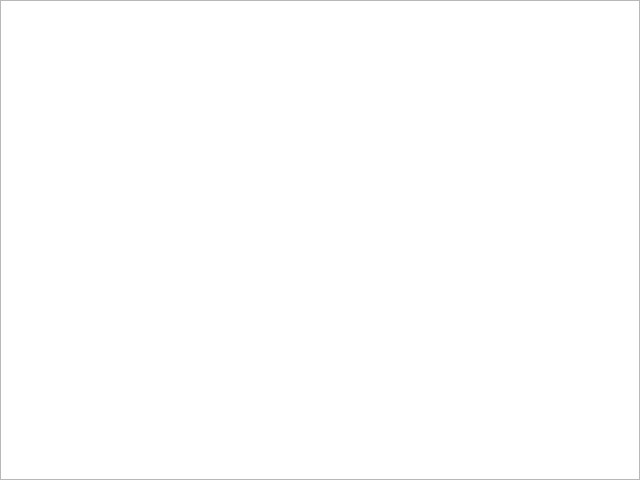
TeamOpenFIRE/OpenFIRE-App, file src/appdebug.ui: the form before one commit.
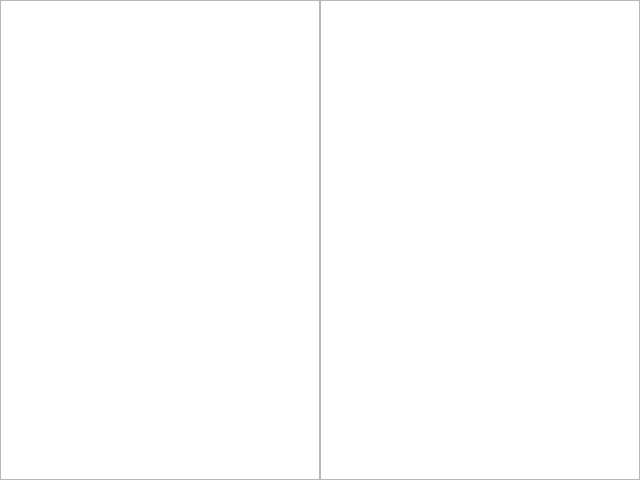
The form after the commit. Icons and pictures are not drawn.

Commit message: Show received data in hex alongside interpreted plaintext

```diff
--- a/src/appdebug.ui
+++ b/src/appdebug.ui
@@ -17,7 +17,7 @@
    <iconset resource="../img/vectors.qrc">
     <normaloff>:/icon/icon.png</normaloff>:/icon/icon.png</iconset>
   </property>
-  <layout class="QVBoxLayout" name="verticalLayout">
+  <layout class="QHBoxLayout" name="horizontalLayout">
    <property name="spacing">
     <number>0</number>
    </property>
@@ -57,7 +57,32 @@
       <string notr="true"/>
      </property>
      <property name="textInteractionFlags">
-      <set>Qt::TextInteractionFlag::TextSelectableByMouse</set>
+      <set>Qt::TextInteractionFlag::NoTextInteraction</set>
+     </property>
+     <property name="placeholderText">
+      <string notr="true"/>
+     </property>
+    </widget>
+   </item>
+   <item>
+    <widget class="QPlainTextEdit" name="hex">
+     <property name="font">
+      <font>
+       <family>Monospace</family>
+       <pointsize>12</pointsize>
+      </font>
+     </property>
+     <property name="horizontalScrollBarPolicy">
+      <enum>Qt::ScrollBarPolicy::ScrollBarAlwaysOff</enum>
+     </property>
+     <property name="undoRedoEnabled">
+      <bool>false</bool>
+     </property>
+     <property name="plainText">
+      <string notr="true"/>
+     </property>
+     <property name="textInteractionFlags">
+      <set>Qt::TextInteractionFlag::NoTextInteraction</set>
      </property>
      <property name="placeholderText">
       <string notr="true"/>
```
Left out of the diff: 3 changed lines with no effect on the pictures. The commit also changes 1 other file.
